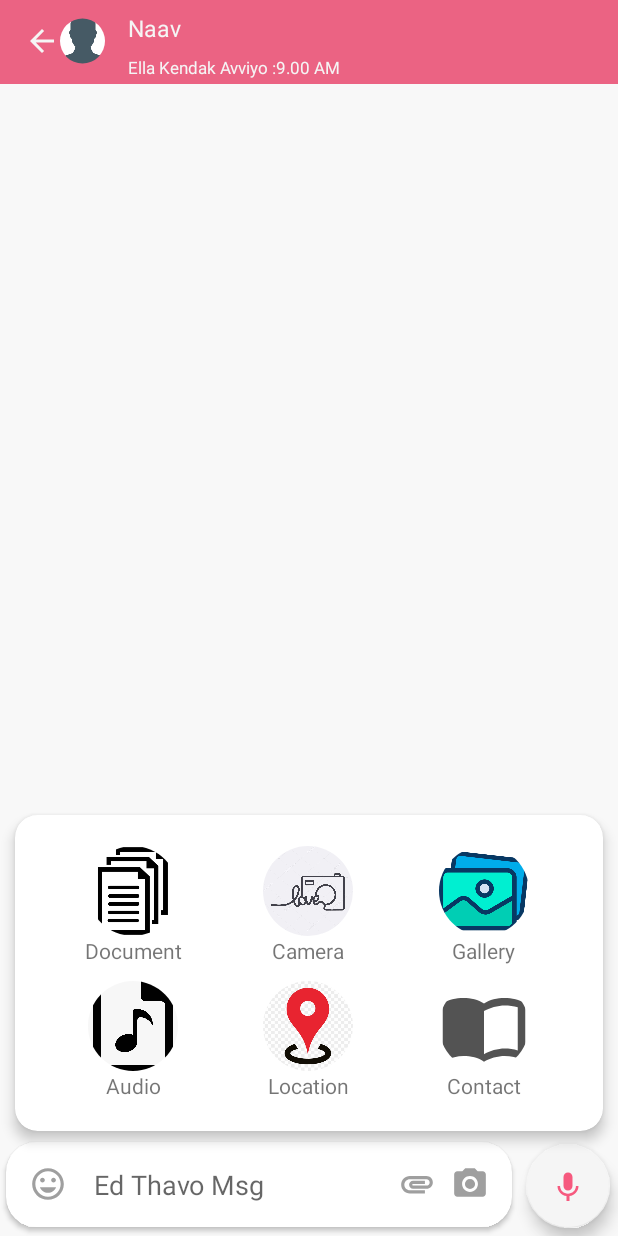
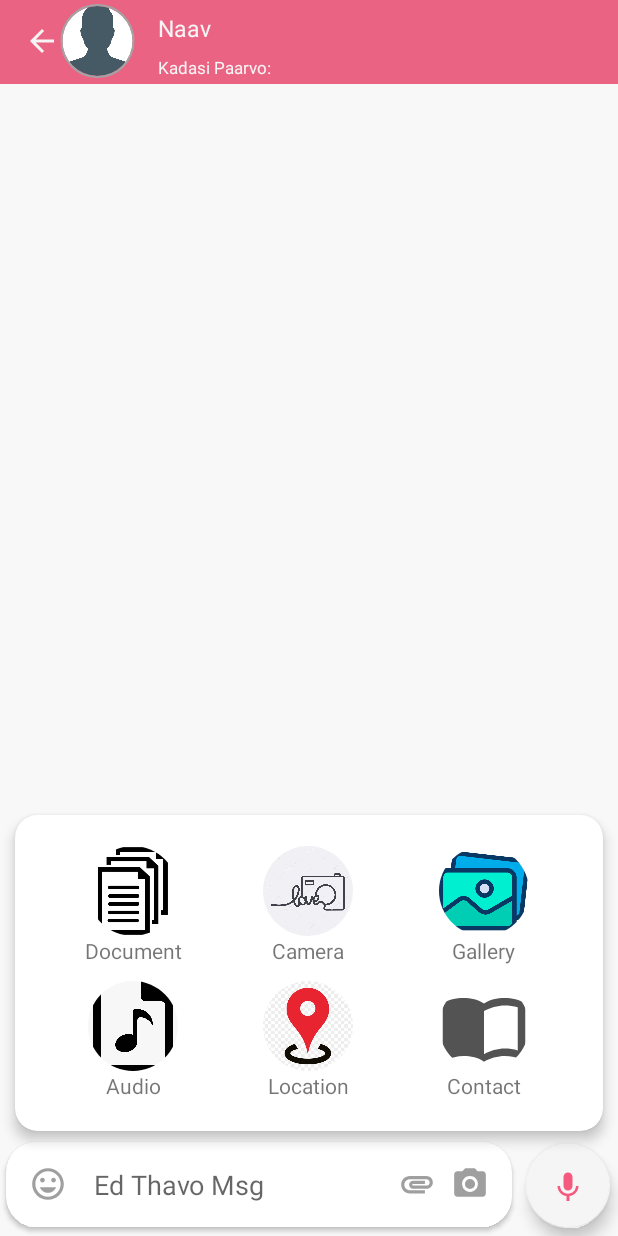
Before and after one commit to ajith317/Chat_ker, an Android app: the ChatsActivity screen opened directly, with no data from a screen before it, after a tap on an icon or button, on a phone screen of 412 x 824 dp. Run offline under Robolectric (Android 15) with nearby library versions, the phone set to English and light mode, and no system bars; our stand-ins replace Firebase (no records; nobody signed in at launch, a user with empty details on screens opened directly), data binding; libraries missing offline, so code that uses them is left out: com.mikhaellopez.circularimageview; plain views replace CircularImageView.

Commit message:
Chat_ker App

```diff
--- a/app/src/main/java/com/example/chat_ker/view/activites/chats/ChatsActivity.java
+++ b/app/src/main/java/com/example/chat_ker/view/activites/chats/ChatsActivity.java
@@ -23,7 +23,6 @@ import com.example.chat_ker.R;
 import com.example.chat_ker.adapter.ChatsAdapter;
 import com.example.chat_ker.databinding.ActivityChatsBinding;
 import com.example.chat_ker.model.chat.Chats;
-import com.example.chat_ker.model.user.User;
 import com.example.chat_ker.view.activites.profile.ProfileActivity;
 import com.google.android.gms.tasks.OnCompleteListener;
 import com.google.android.gms.tasks.OnFailureListener;
@@ -39,7 +38,6 @@ import com.google.firebase.database.ValueEventListener;
 import com.google.firebase.firestore.DocumentSnapshot;
 import com.google.firebase.firestore.FirebaseFirestore;
 
-import java.text.DateFormat;
 import java.text.SimpleDateFormat;
 import java.util.ArrayList;
 import java.util.Calendar;
@@ -47,12 +45,13 @@ import java.util.Date;
 import java.util.HashMap;
 import java.util.List;
 import java.util.Map;
+import java.util.TimeZone;
 
 public class ChatsActivity extends AppCompatActivity {
     private static final String TAG = "ChatsActivity";
-    private FirebaseFirestore db;
+    private  FirebaseFirestore db;
     private ActivityChatsBinding binding;
-    private FirebaseUser firebaseUser;
+    private  FirebaseUser firebaseUser;
     private DatabaseReference reference;
     private String receiverID;
     private ChatsAdapter adapter;
@@ -61,6 +60,7 @@ public class ChatsActivity extends AppCompatActivity {
     private boolean isActionShown=false;
     private LinearLayoutManager linearLayoutManager;
   private TextView tvStatus;
+  ValueEventListener seenListener;
 
     @Override
     protected void onCreate(Bundle savedInstanceState) {
@@ -78,17 +78,27 @@ public class ChatsActivity extends AppCompatActivity {
         userProfile = intent.getStringExtra("userProfile");
 
         db = FirebaseFirestore.getInstance();
-        if(firebaseUser != null){
-            db.collection("User").document(firebaseUser.getUid()).get().addOnCompleteListener(new OnCompleteListener<DocumentSnapshot>() {
+            if(firebaseUser != null) {
+
+                db.collection("User").document(receiverID).get().addOnCompleteListener(new OnCompleteListener<DocumentSnapshot>() {
                     @Override
                     public void onComplete(@NonNull Task<DocumentSnapshot> task) {
                         if (task.isSuccessful()) {
                             DocumentSnapshot document = task.getResult();
                             if (document.exists()) {
-                            Long ls = Long.parseLong(document.getData().get("lastSeen").toString());
-                            Date d = new Date(ls);
-                            DateFormat f = new SimpleDateFormat("yyyy-MM-dd'T'HH:mm:ss.mmm'Z'");
-                            tvStatus.setText(f.format(d));
+
+                                Object o = document.getData().get("lastSeen");
+
+                                if (o != null) {
+                                    //Long ls = Long.parseLong(document.getData().get("lastSeen").toString());
+                                    //     Date d = new Date(ls);
+                                    //      DateFormat f = new SimpleDateFormat("yyyy-MM-dd HH:mm");
+                                    //Log.d(TAG,f.format(d));
+                                    //  binding.status.setText("KadasiPaarvo: "+o.toString());
+                                    tvStatus.setText(o.toString());
+                                } else {
+                                    tvStatus.setText("Offline");
+                                }
                             } else {
                                 Log.d(TAG, "No such document");
                             }
@@ -102,7 +112,6 @@ public class ChatsActivity extends AppCompatActivity {
 
         if (receiverID != null) {
             binding.tvUsername.setText(userName);
-           // binding.status.setText(status);
             if (userProfile != null && !userProfile.equals("")) {
                 Glide.with(ChatsActivity.this).load(userProfile).into(binding.imageProfile);
             } else {
@@ -123,7 +132,7 @@ public class ChatsActivity extends AppCompatActivity {
         }
 
 */
-         binding.viewProfile.setOnClickListener(new View.OnClickListener() {
+         binding.viewProfile.setOnClickListener(    new View.OnClickListener() {
                 @Override
                 public void onClick(View v) {
                     Intent intent1 = new Intent(ChatsActivity.this, ProfileActivity.class);
@@ -177,8 +186,6 @@ public class ChatsActivity extends AppCompatActivity {
             }
         });
 
-        initBtnClick();
-
         list = new ArrayList<>();
         linearLayoutManager = new LinearLayoutManager(this, RecyclerView.VERTICAL,false);
         linearLayoutManager.setStackFromEnd(true);
@@ -186,6 +193,8 @@ public class ChatsActivity extends AppCompatActivity {
         binding.recyclerView.setLayoutManager(linearLayoutManager);
 
         readChats();
+
+        initBtnClick();
 
     }
 
@@ -231,22 +240,66 @@ public class ChatsActivity extends AppCompatActivity {
                         .putExtra("userName",userName));
             }
         });*/
+             seenMessage(receiverID);
+    }
+
+    private void seenMessage(final String receiverID){
+
+        seenListener=reference.addValueEventListener(new ValueEventListener() {
+            @Override
+            public void onDataChange(@NonNull DataSnapshot Datasnapshot) {
+
+                for (DataSnapshot snapshot :Datasnapshot.getChildren()){
+                    Chats chats=snapshot.getValue(Chats.class);
+
+                }
+            }
+
+            @Override
+            public void onCancelled(@NonNull DatabaseError error) {
+
+            }
+        });
 
     }
 
-    public void updateLastSeen(){
+
+    public  void updateLastSeen(){
         if (firebaseUser !=null){
             Long tsLong = System.currentTimeMillis()/1000;
+
+            //SimpleDateFormat dateFormat=new SimpleDateFormat("hh:mm a");
+          SimpleDateFormat dateFormat = new SimpleDateFormat("yyyy-MM-dd HH:mm:ss");
+            dateFormat.setTimeZone(TimeZone.getTimeZone("UTC"));
+            String currentDateTime = dateFormat.format(new Date());
+
             Map u = new HashMap();
-            u.put("lastSeen", tsLong.toString());
+            u.put("lastSeen",currentDateTime);
             db.collection("User").document(firebaseUser.getUid()).update(u);
         }
+    }
+
+    @Override
+    protected void onStart() {
+        super.onStart();
+        Map u = new HashMap();
+        u.put("lastSeen", "online");
+        db.collection("User").document(firebaseUser.getUid()).update(u);
+    }
+
+    @Override
+    protected void onResume() {
+        super.onResume();
+        Map u = new HashMap();
+        u.put("lastSeen", "online");
+        db.collection("User").document(firebaseUser.getUid()).update(u);
     }
 
     @Override
     protected void onPause() {
         super.onPause();
         updateLastSeen();
+        reference.removeEventListener(seenListener);
 
     }
 
@@ -268,13 +321,13 @@ public class ChatsActivity extends AppCompatActivity {
         @SuppressLint("SimpleDateFormat") SimpleDateFormat df = new SimpleDateFormat("hh:mm a");
         String currentTime = df.format(currentDateTime.getTime());
 
-
-        Chats chats = new Chats(
+        Chats chats=new Chats(
                 currentTime,
                 text,
                 "TEXT",
                 firebaseUser.getUid(),
-                receiverID
+                receiverID,
+                false
         );
 
         reference.child("Chats").push().setValue(chats).addOnSuccessListener(new OnSuccessListener<Void>() {
@@ -297,7 +350,9 @@ public class ChatsActivity extends AppCompatActivity {
         DatabaseReference chatRef2 = FirebaseDatabase.getInstance().getReference("ChatList").child(receiverID).child(firebaseUser.getUid());
         chatRef2.child("chatid").setValue(firebaseUser.getUid());
 
+        if (adapter != null) {
             adapter.notifyDataSetChanged();
+        }
         linearLayoutManager.scrollToPosition(list.size() - 1);
 
     }
@@ -319,8 +374,13 @@ public class ChatsActivity extends AppCompatActivity {
                         }
                         if(chats != null && chats.getSender().equals(receiverID) && chats.getReceiver().equals(firebaseUser.getUid())){
                             list.add(chats);
+                          /*  HashMap<String, Object> hashMap = new HashMap<>();
+                            hashMap.put("isseen", true);
+                            snapshot.getRef().updateChildren(hashMap);
+                            Toast.makeText(ChatsActivity.this, "Sdfasd", Toast.LENGTH_SHORT).show();*/
 
                         }
+
                     }
                     if (adapter!=null){
 
--- a/app/src/main/res/layout/activity_chats.xml
+++ b/app/src/main/res/layout/activity_chats.xml
@@ -33,10 +33,12 @@
 
                 <com.mikhaellopez.circularimageview.CircularImageView
                     android:id="@+id/image_profile"
-                    android:layout_width="30dp"
-                    android:layout_height="40dp"
+                    android:layout_width="50dp"
+                    android:layout_height="49dp"
                     android:src="@drawable/usernew"
-                    app:civ_border="false" />
+                    app:civ_border="true"
+                    app:civ_border_color="#A3A3A3"
+                    app:civ_border_width="2px"/>
 
                 <LinearLayout
                     android:id="@+id/view_profile"
@@ -58,10 +60,11 @@
                         android:id="@+id/status"
                         android:layout_width="wrap_content"
                         android:layout_height="wrap_content"
-                        android:text="Ella Kendak Avviyo :9.00 AM"
+                        android:text="Kadasi Paarvo:"
                         android:paddingTop="8dp"
                         android:textSize="11sp"
                         android:textColor="@color/colorWhite"/>
+
                 </LinearLayout>
 
             </LinearLayout>
```
Also changed, not shown: app/src/main/java/com/example/chat_ker/adapter/ChatsAdapter.java (+18 -6 lines), app/src/main/java/com/example/chat_ker/model/chat/Chats.java (+9 -1 lines), app/src/main/java/com/example/chat_ker/view/MainActivity.java (+42 -11 lines), app/src/main/res/layout/chat_item_left.xml (+12 -12 lines), app/src/main/res/layout/chat_item_right.xml (+12 -11 lines). Lines whose indentation alone changed are shown as unchanged.
